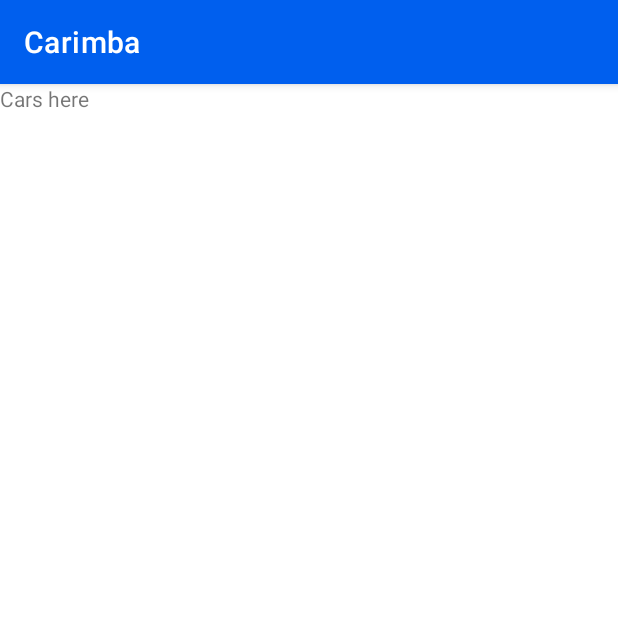
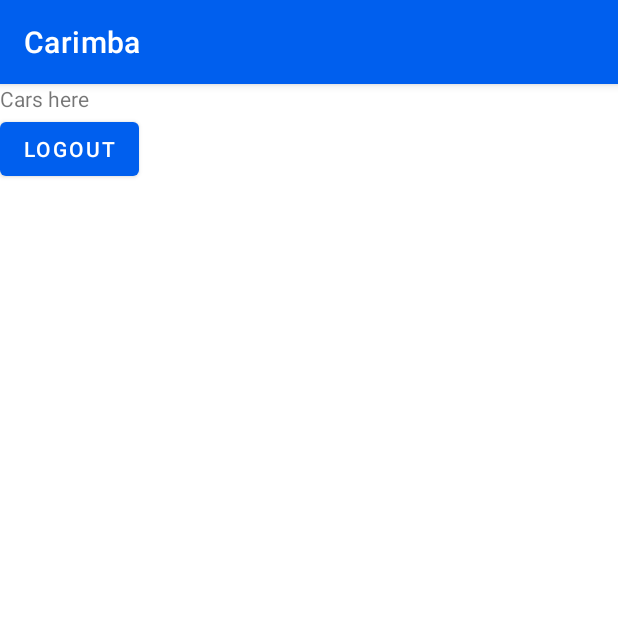
Before and after one commit to tihuep/m335_carimba, an Android app: the CarsActivity screen opened directly, with no data from a screen before it, on a phone screen of 412 x 824 dp, the top half of it. Run offline under Robolectric (Android 15) with nearby library versions, the phone set to English and light mode, and no system bars; 2 statements that could not run were skipped.

Commit message:
Adds Logout-functionality

```diff
--- a/app/src/main/java/ch/timonhueppi/m335/carimba/controller/CarsActivity.java
+++ b/app/src/main/java/ch/timonhueppi/m335/carimba/controller/CarsActivity.java
@@ -2,15 +2,78 @@ package ch.timonhueppi.m335.carimba.controller;
 
 import androidx.appcompat.app.AppCompatActivity;
 
+import android.content.ComponentName;
+import android.content.Context;
+import android.content.Intent;
+import android.content.ServiceConnection;
 import android.os.Bundle;
+import android.os.IBinder;
+import android.widget.Button;
 
 import ch.timonhueppi.m335.carimba.R;
+import ch.timonhueppi.m335.carimba.service.UserService;
 
 public class CarsActivity extends AppCompatActivity {
+
+
+    UserService userService;
+    boolean serviceBound = false;
+
+    Button btnCarsLogout;
 
     @Override
     protected void onCreate(Bundle savedInstanceState) {
         super.onCreate(savedInstanceState);
         setContentView(R.layout.activity_cars);
+
+        btnCarsLogout = findViewById(R.id.btnCarsLogout);
+        setButtonHandlers();
+    }
+
+    @Override
+    protected void onStart() {
+        super.onStart();
+        // Bind to LocalService
+        Intent intent = new Intent(this, UserService.class);
+        bindService(intent, connection, Context.BIND_AUTO_CREATE);
+    }
+
+    @Override
+    protected void onStop() {
+        super.onStop();
+        unbindService(connection);
+        serviceBound = false;
+    }
+
+
+    /** Defines callbacks for service binding, passed to bindService() */
+    private ServiceConnection connection = new ServiceConnection() {
+
+        @Override
+        public void onServiceConnected(ComponentName className,
+                                       IBinder service) {
+            // We've bound to LocalService, cast the IBinder and get LocalService instance
+            UserService.LocalBinder binder = (UserService.LocalBinder) service;
+            userService = binder.getService();
+            serviceBound = true;
+
+            //put actions here
+            userService.initFirebaseAuth();
+
+        }
+
+        @Override
+        public void onServiceDisconnected(ComponentName arg0) {
+            serviceBound = false;
+        }
+    };
+
+    private void setButtonHandlers(){
+        btnCarsLogout.setOnClickListener(v -> {
+            userService.logout();
+            Intent intent = new Intent(this, LoginActivity.class);
+            startActivity(intent);
+            finish();
+        });
     }
 }
--- a/app/src/main/res/layout/activity_cars.xml
+++ b/app/src/main/res/layout/activity_cars.xml
@@ -6,9 +6,25 @@
     android:layout_height="match_parent"
     tools:context=".controller.CarsActivity">
 
-    <TextView
-        android:id="@+id/textView"
-        android:layout_width="wrap_content"
-        android:layout_height="wrap_content"
-        android:text="Cars here" />
+    <LinearLayout
+        android:layout_width="match_parent"
+        android:layout_height="match_parent"
+        android:orientation="vertical"
+        app:layout_constraintBottom_toBottomOf="parent"
+        app:layout_constraintEnd_toEndOf="parent"
+        app:layout_constraintStart_toStartOf="parent"
+        app:layout_constraintTop_toTopOf="parent">
+
+        <TextView
+            android:id="@+id/textView"
+            android:layout_width="wrap_content"
+            android:layout_height="wrap_content"
+            android:text="Cars here" />
+
+        <Button
+            android:id="@+id/btnCarsLogout"
+            android:layout_width="wrap_content"
+            android:layout_height="wrap_content"
+            android:text="Logout" />
+    </LinearLayout>
 </androidx.constraintlayout.widget.ConstraintLayout>
```
